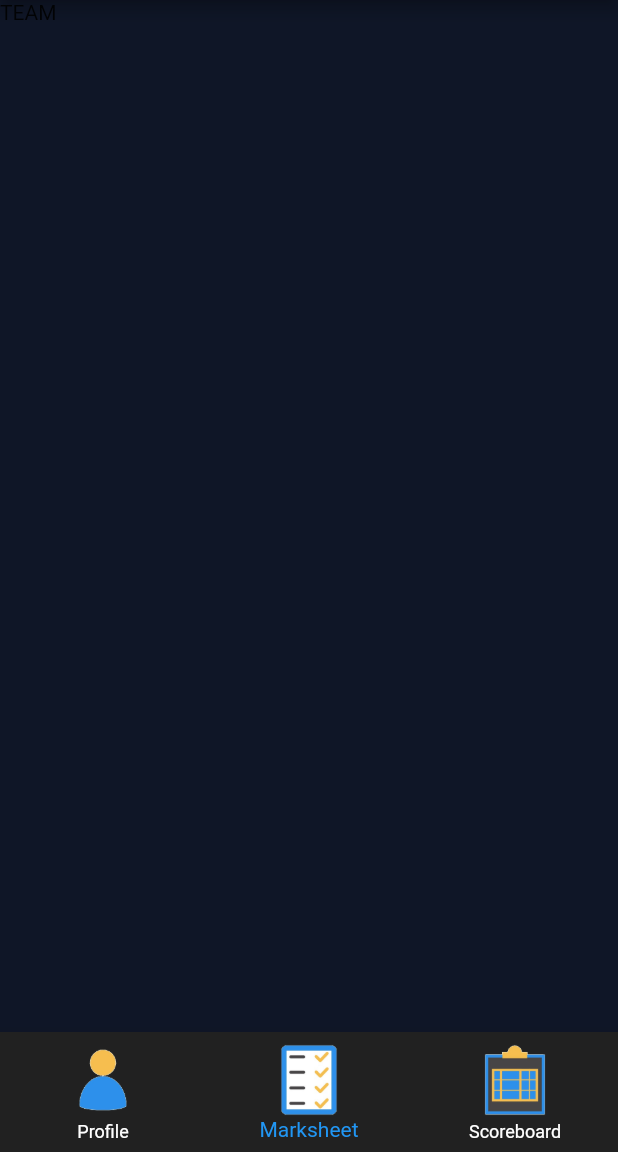
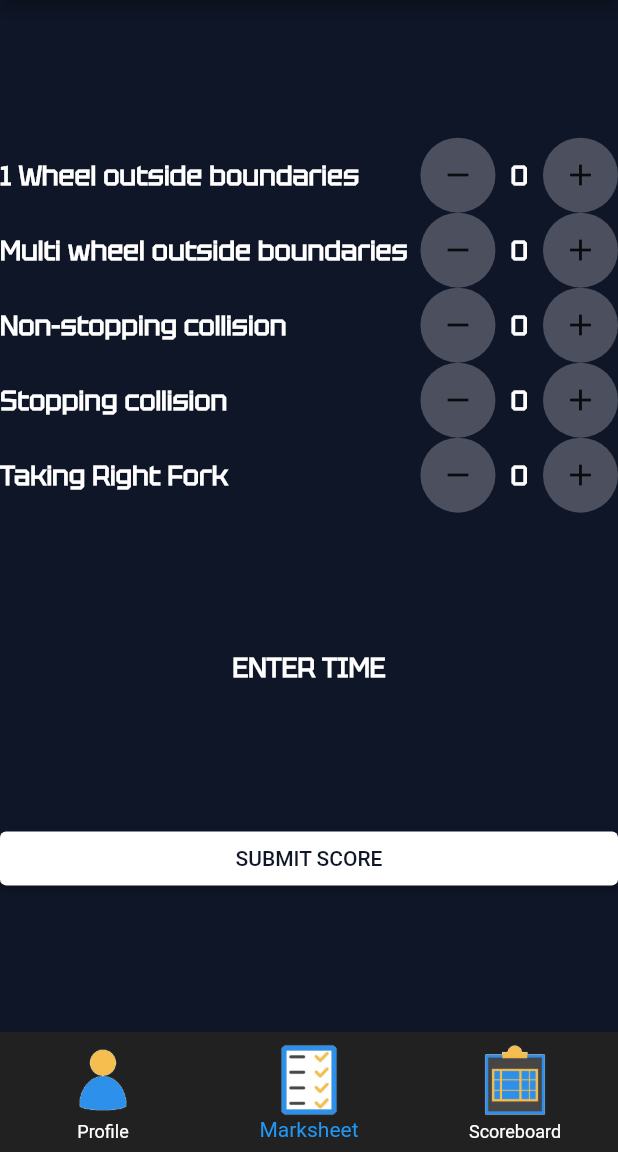
Before and after one commit to FarzadHayat/bots-n-bids, a Flutter app: the HomePage screen opened by its route, item 2 of the bottom bar chosen, on a phone screen of 412 x 824 dp, the part 84-1236 px from its top. Run offline on Flutter 3.47's test engine with Material 2 defaults, Android fonts, the phone set to English and light mode, and no system bars.

Commit message:
marksheet penalties

```diff
--- a/lib/constants.dart
+++ b/lib/constants.dart
@@ -7,5 +7,12 @@ const kTextBodyHeader = TextStyle(
   fontWeight: FontWeight.bold,
 );
 
+const kTextPenaltyEntry = TextStyle(
+  fontSize: 18.0,
+  fontFamily: 'Tektur',
+  color: Colors.white,
+  fontWeight: FontWeight.bold,
+);
+
 const kPrimaryColor = Color(0xFF0f1627);
 const kSecondaryColor = Color(0xFF004AAD);
--- a/lib/marksheet_page.dart
+++ b/lib/marksheet_page.dart
@@ -1,4 +1,5 @@
 import 'package:bots_n_bids/constants.dart';
+import 'package:bots_n_bids/penalty_entry.dart';
 import 'package:flutter/material.dart';
 
 class MarksheetPage extends StatefulWidget {
@@ -15,12 +16,38 @@ class _MarksheetPageState extends State<MarksheetPage> {
       decoration: const BoxDecoration(
         color: kPrimaryColor,
       ),
-      child: const Column(
+      child: Column(
+        mainAxisAlignment: MainAxisAlignment.spaceEvenly,
+        crossAxisAlignment: CrossAxisAlignment.stretch,
         children: [
-          Row(
+          Column(
             children: [
-              Text('TEAM'),
+              PenaltyEntry(label: '1 Wheel outside boundaries', increment: 2),
+              PenaltyEntry(
+                  label: 'Multi wheel outside boundaries', increment: 5),
+              PenaltyEntry(label: 'Non-stopping collision', increment: 5),
+              PenaltyEntry(label: 'Stopping collision', increment: 20),
+              PenaltyEntry(label: 'Taking Right Fork', increment: -5),
             ],
+          ),
+          const Row(
+            mainAxisAlignment: MainAxisAlignment.center,
+            children: [
+              Text('ENTER TIME', style: kTextPenaltyEntry),
+            ],
+          ),
+          ElevatedButton(
+            style: ButtonStyle(
+              backgroundColor:
+                  MaterialStateProperty.resolveWith((states) => Colors.white),
+            ),
+            onPressed: () {},
+            child: const Text(
+              'SUBMIT SCORE',
+              style: TextStyle(
+                color: kPrimaryColor,
+              ),
+            ),
           ),
         ],
       ),
--- a/lib/penalty_entry.dart
+++ b/lib/penalty_entry.dart
@@ -4,8 +4,14 @@ import 'package:flutter/material.dart';
 
 class PenaltyEntry extends StatefulWidget {
   final String label;
+  int score = 0;
+  final int increment;
 
-  const PenaltyEntry({super.key, required this.label});
+  PenaltyEntry({
+    super.key,
+    required this.label,
+    required this.increment,
+  });
 
   @override
   State<PenaltyEntry> createState() => _PenaltyEntryState();
@@ -15,21 +21,43 @@ class _PenaltyEntryState extends State<PenaltyEntry> {
   @override
   Widget build(BuildContext context) {
     return Row(
+      mainAxisAlignment: MainAxisAlignment.spaceBetween,
       children: [
         Text(
           widget.label,
-          style: kTextBodyHeader,
+          style: kTextPenaltyEntry,
         ),
-        RoundIconButton(
-          icon: Icons.add,
-          onPress: () {},
-        ),
-        RoundIconButton(
-          icon: Icons.add,
-          onPress: () {},
-        ),
-        Card(
-          child: Text('10'),
+        Row(
+          children: [
+            RoundIconButton(
+              icon: Icons.remove,
+              onPress: () {
+                if (widget.score > 0) {
+                  setState(() {
+                    widget.score -= widget.increment;
+                  });
+                }
+              },
+            ),
+            const SizedBox(
+              width: 10.0,
+            ),
+            Text(
+              widget.score.toString(),
+              style: kTextPenaltyEntry,
+            ),
+            const SizedBox(
+              width: 10.0,
+            ),
+            RoundIconButton(
+              icon: Icons.add,
+              onPress: () {
+                setState(() {
+                  widget.score += widget.increment;
+                });
+              },
+            ),
+          ],
         ),
       ],
     );
```
